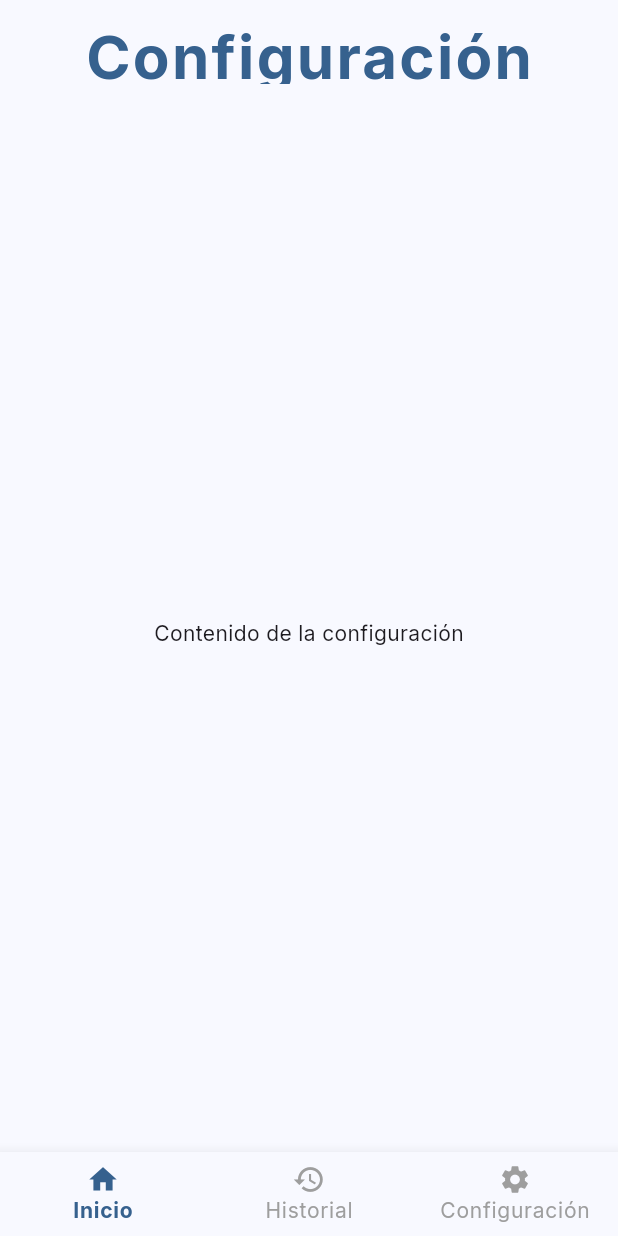
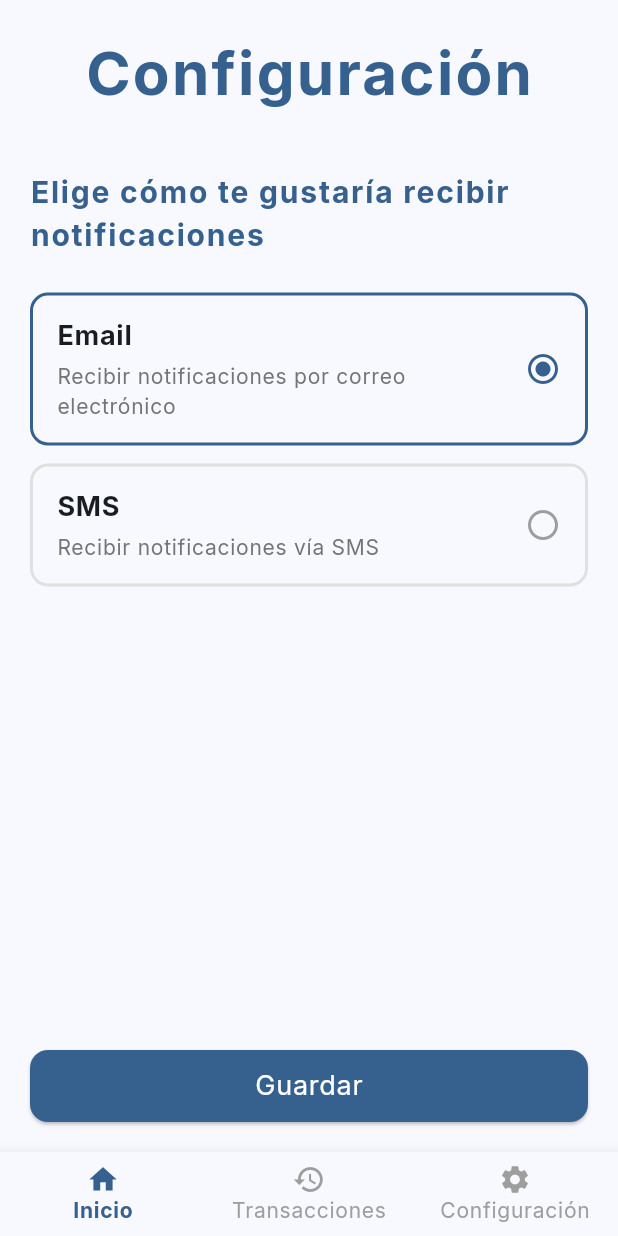
Before and after one commit to frguerrerogo/btg_fund_manager, a Flutter app: the SettingsPage screen opened by its route, on a phone screen of 412 x 824 dp. Run offline on Flutter 3.47's test engine with Material 3 defaults, Android fonts, the light colour scheme and no system bars; our stand-ins replace flutter_riverpod, go_router, google_fonts.

Commit message:
feat(app): agrega módulo de transacciones y mejora configuración
Se implementa la página de transacciones con historial simulado y navegación actualizada.
Se reemplaza "Historial" por "Transacciones" en la navegación y rutas.
Se agrega selección de método de notificación en configuración.
Refactoriza estructura de entidades y proveedores para soportar nuevas funcionalidades.
Elimina archivos y rutas obsoletos de historial.

```diff
--- a/lib/core/router/app_router.dart
+++ b/lib/core/router/app_router.dart
@@ -16,9 +16,9 @@ final GoRouter appRouter = GoRouter(
       pageBuilder: (context, state) => noTransitionPage(HomePage()),
     ),
     GoRoute(
-      path: '/history',
-      name: 'history',
-      pageBuilder: (context, state) => noTransitionPage(HistoryPage()),
+      path: '/transactions',
+      name: 'transactions',
+      pageBuilder: (context, state) => noTransitionPage(TransactionsPage()),
     ),
     GoRoute(
       path: '/settings',
--- /dev/null
+++ b/lib/domain/entities/core/notification_type.dart
@@ -0,0 +1 @@
+enum NotificationType { email, sms }
--- a/lib/domain/entities/entities.dart
+++ b/lib/domain/entities/entities.dart
@@ -1,6 +1,10 @@
 // Core
 export 'core/nav_item.dart';
+export 'core/notification_type.dart';
 
 // Funds
-export 'funds/fund_transaction.dart';
 export 'funds/fund.dart';
+
+// Transactions
+export 'transactions/fund_transaction.dart';
+export 'transactions/transaction_type.dart';
--- a/lib/domain/entities/funds/fund_transaction.dart
+++ b/lib/domain/entities/transactions/fund_transaction.dart
@@ -1,4 +1,4 @@
-enum TransactionType { subscription, cancellation }
+import 'package:btg_fund_manager/domain/entities/transactions/transaction_type.dart';
 
 class FundTransaction {
   final String fundId;
--- /dev/null
+++ b/lib/domain/entities/transactions/transaction_type.dart
@@ -0,0 +1 @@
+enum TransactionType { subscription, cancellation }
--- a/lib/presentation/core/pages.dart
+++ b/lib/presentation/core/pages.dart
@@ -1,8 +1,8 @@
 // Funds
 export '../funds/pages/home_page.dart';
 
-// history
-export '../history/pages/history_page.dart';
+// transactions
+export '../transactions/pages/transactions_page.dart';
 
 // settings
 export '../settings/pages/settings_page.dart';
--- a/lib/presentation/core/providers.dart
+++ b/lib/presentation/core/providers.dart
@@ -3,3 +3,9 @@ export 'providers/navigation_provider.dart';
 
 // Funds
 export '../funds/providers/fund_provider.dart';
+
+// Transactions
+export '../transactions/providers/transactions_provider.dart';
+
+// Settings
+export '../settings/providers/settings_provider.dart';
--- a/lib/presentation/history/pages/history_page.dart
+++ /dev/null
@@ -1,15 +0,0 @@
-import 'package:flutter/material.dart';
-
-import 'package:btg_fund_manager/presentation/core/widgets.dart' show AppScaffold;
-
-class HistoryPage extends StatelessWidget {
-  const HistoryPage({super.key});
-
-  @override
-  Widget build(BuildContext context) {
-    return const AppScaffold(
-      title: 'Historial',
-      body: Center(child: Text('Contenido del historial')),
-    );
-  }
-}
--- a/lib/presentation/settings/pages/settings_page.dart
+++ b/lib/presentation/settings/pages/settings_page.dart
@@ -1,15 +1,71 @@
+import 'package:btg_fund_manager/core/core.dart' show AppTextStyles;
 import 'package:flutter/material.dart';
+import 'package:flutter_riverpod/flutter_riverpod.dart';
 
+import 'package:btg_fund_manager/domain/entities/entities.dart' show NotificationType;
+import 'package:btg_fund_manager/presentation/core/providers.dart' show notificationMethodProvider;
 import 'package:btg_fund_manager/presentation/core/widgets.dart' show AppScaffold;
 
-class SettingsPage extends StatelessWidget {
+import 'package:btg_fund_manager/presentation/settings/widgets/notification_option_card.dart';
+
+class SettingsPage extends ConsumerWidget {
   const SettingsPage({super.key});
 
   @override
-  Widget build(BuildContext context) {
+  Widget build(BuildContext context, WidgetRef ref) {
+    final selectedMethod = ref.watch(notificationMethodProvider);
+    final colorScheme = Theme.of(context).colorScheme;
+
     return AppScaffold(
       title: 'Configuración',
-      body: Center(child: Text('Contenido de la configuración')),
+      body: Padding(
+        padding: const EdgeInsets.all(20),
+        child: Column(
+          crossAxisAlignment: CrossAxisAlignment.start,
+          children: [
+            Text(
+              "Elige cómo te gustaría recibir notificaciones",
+              style: AppTextStyles.titleMedium(context),
+            ),
+            const SizedBox(height: 24),
+            NotificationOptionCard(
+              selected: selectedMethod == NotificationType.email,
+              title: 'Email',
+              subtitle: 'Recibir notificaciones por correo electrónico',
+              onTap: () =>
+                  ref.read(notificationMethodProvider.notifier).state = NotificationType.email,
+            ),
+            const SizedBox(height: 12),
+            NotificationOptionCard(
+              selected: selectedMethod == NotificationType.sms,
+              title: 'SMS',
+              subtitle: 'Recibir notificaciones vía SMS',
+              onTap: () =>
+                  ref.read(notificationMethodProvider.notifier).state = NotificationType.sms,
+            ),
+            const Spacer(),
+            SizedBox(
+              width: double.infinity,
+              height: 48,
+              child: ElevatedButton(
+                style: ElevatedButton.styleFrom(
+                  backgroundColor: colorScheme.primary,
+                  shape: RoundedRectangleBorder(borderRadius: BorderRadius.circular(12)),
+                ),
+                onPressed: () {
+                  ScaffoldMessenger.of(
+                    context,
+                  ).showSnackBar(const SnackBar(content: Text('Notification preferences saved')));
+                },
+                child: Text(
+                  'Guardar',
+                  style: AppTextStyles.bodyMedium(context).copyWith(color: Colors.white),
+                ),
+              ),
+            ),
+          ],
+        ),
+      ),
     );
   }
 }
--- /dev/null
+++ b/lib/presentation/settings/providers/settings_provider.dart
@@ -0,0 +1,5 @@
+import 'package:flutter_riverpod/flutter_riverpod.dart';
+
+import 'package:btg_fund_manager/domain/entities/entities.dart' show NotificationType;
+
+final notificationMethodProvider = StateProvider<NotificationType>((ref) => NotificationType.email);
--- /dev/null
+++ b/lib/presentation/settings/widgets/notification_option_card.dart
@@ -0,0 +1,59 @@
+import 'package:flutter/material.dart';
+
+import 'package:btg_fund_manager/core/core.dart' show AppTextStyles;
+
+class NotificationOptionCard extends StatelessWidget {
+  final bool selected;
+  final String title;
+  final String subtitle;
+  final VoidCallback onTap;
+
+  const NotificationOptionCard({
+    super.key,
+    required this.selected,
+    required this.title,
+    required this.subtitle,
+    required this.onTap,
+  });
+
+  @override
+  Widget build(BuildContext context) {
+    final borderColor = selected ? Theme.of(context).colorScheme.primary : Colors.grey.shade300;
+
+    return InkWell(
+      onTap: onTap,
+      borderRadius: BorderRadius.circular(12),
+      child: Container(
+        padding: const EdgeInsets.symmetric(horizontal: 16, vertical: 14),
+        decoration: BoxDecoration(
+          borderRadius: BorderRadius.circular(12),
+          border: Border.all(color: borderColor, width: 2),
+        ),
+        child: Row(
+          children: [
+            Expanded(
+              child: Column(
+                crossAxisAlignment: CrossAxisAlignment.start,
+                children: [
+                  Text(
+                    title,
+                    style: AppTextStyles.bodyMedium(context).copyWith(fontWeight: FontWeight.bold),
+                  ),
+                  const SizedBox(height: 4),
+                  Text(
+                    subtitle,
+                    style: AppTextStyles.bodySmall(context).copyWith(color: Colors.grey.shade600),
+                  ),
+                ],
+              ),
+            ),
+            Icon(
+              selected ? Icons.radio_button_checked : Icons.radio_button_off,
+              color: selected ? Theme.of(context).colorScheme.primary : Colors.grey,
+            ),
+          ],
+        ),
+      ),
+    );
+  }
+}
--- a/lib/presentation/widgets/shared/app_scaffold.dart
+++ b/lib/presentation/widgets/shared/app_scaffold.dart
@@ -25,7 +25,7 @@ class AppScaffold extends ConsumerWidget {
   @override
   final List<NavItem> _items = const [
     NavItem(icon: Icons.home, label: 'Inicio', route: '/home'),
-    NavItem(icon: Icons.history, label: 'Historial', route: '/history'),
+    NavItem(icon: Icons.history, label: 'Transacciones', route: '/transactions'),
     NavItem(icon: Icons.settings, label: 'Configuración', route: '/settings'),
   ];
 
@@ -43,18 +43,17 @@ class AppScaffold extends ConsumerWidget {
     }
 
     return Scaffold(
-      appBar: isMobile
-          ? AppBar(
-              centerTitle: true,
-              title: Padding(
+      body: isMobile
+          ? Padding(
               padding: const EdgeInsets.only(top: 20.0),
-                child: Text(title, style: AppTextStyles.titleLarge(context)),
+              child: Column(
+                children: [
+                  Text(title, style: AppTextStyles.titleLarge(context)),
+                  const SizedBox(height: 16),
+                  Expanded(child: body),
+                ],
               ),
-              leading: showBackButton ? const BackButton() : null,
             )
-          : null,
-      body: isMobile
-          ? Padding(padding: const EdgeInsets.only(top: 20.0), child: body)
           : Row(
               children: [
                 SidebarMenu(
@@ -65,6 +64,9 @@ class AppScaffold extends ConsumerWidget {
                   onToggle: () => ref.read(isSidebarExpandedProvider.notifier).state = !isExpanded,
                 ),
                 Expanded(
+                  child: Center(
+                    child: ConstrainedBox(
+                      constraints: BoxConstraints(maxWidth: context.responsiveMaxWidth),
                       child: Padding(
                         padding: const EdgeInsets.only(top: 20.0),
                         child: Column(
@@ -76,6 +78,8 @@ class AppScaffold extends ConsumerWidget {
                         ),
                       ),
                     ),
+                  ),
+                ),
               ],
             ),
       bottomNavigationBar: isMobile
```
Also changed, not shown: lib/presentation/funds/pages/home_page.dart (+1 -7 lines), lib/presentation/transactions/pages/transactions_page.dart (added, +88 -0 lines), lib/presentation/transactions/providers/transactions_provider.dart (added, +48 -0 lines). Lines whose indentation alone changed are shown as unchanged.
